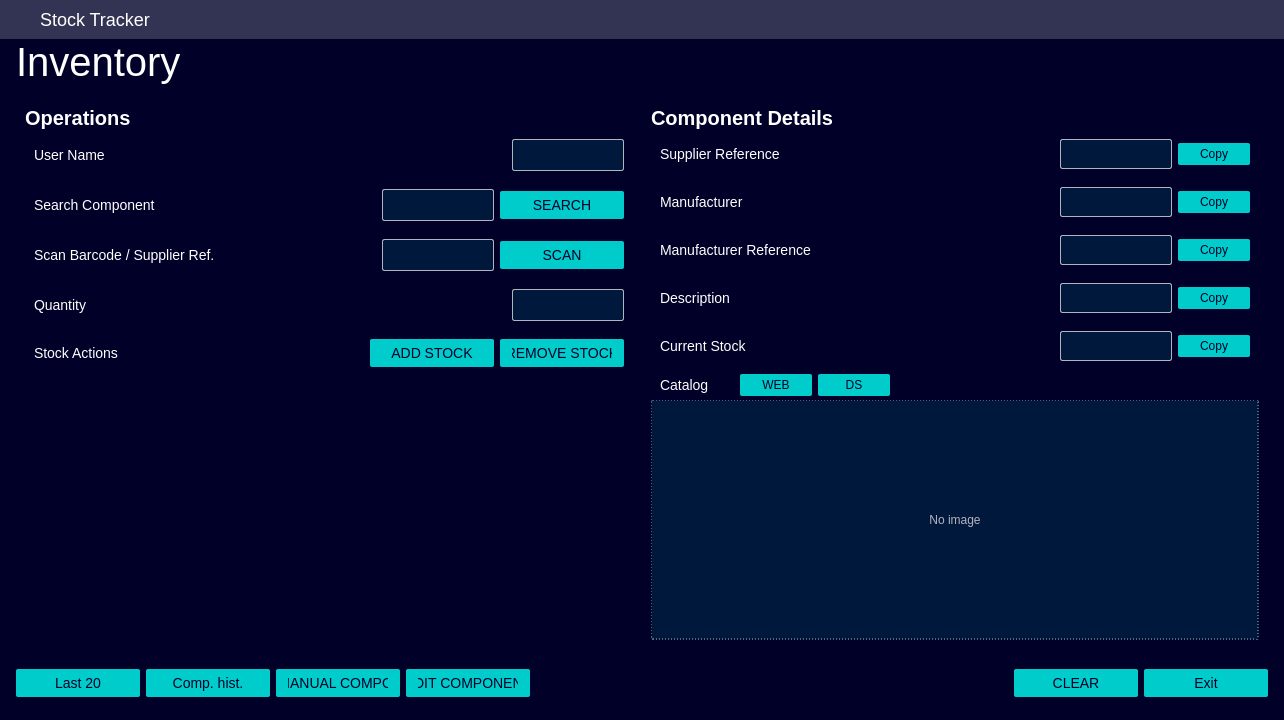
candeiassantiago393-spec/StockTracker, file src/gui/designer/gui_stocktracker.ui: the form before one commit.
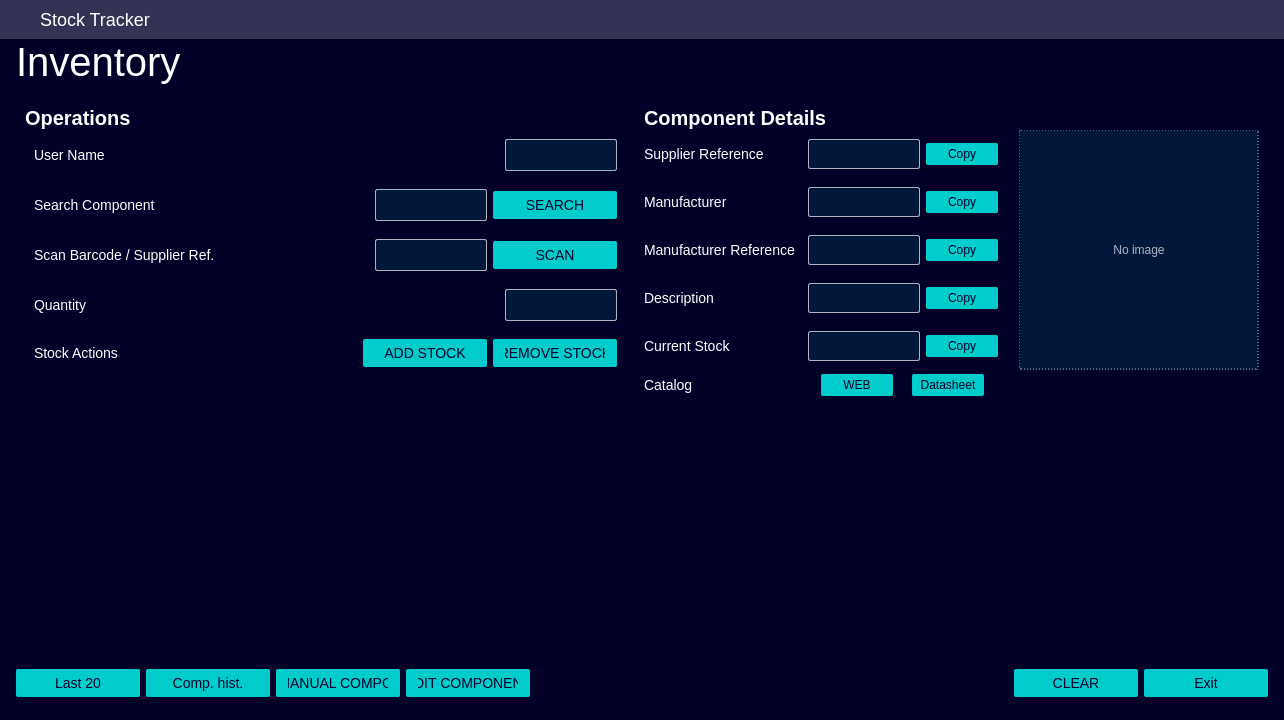
The form after the commit. Icons and pictures are not drawn.

Commit message: feat: Components layout tuned for fullscreen (melhor/ultima baseline).

The edit to the form file:
```diff
--- a/src/gui/designer/gui_stocktracker.ui
+++ b/src/gui/designer/gui_stocktracker.ui
@@ -493,7 +493,14 @@
          <layout class="QGridLayout" name="gridLayout_right">
           <property name="topMargin"><number>15</number></property>
           <property name="verticalSpacing"><number>0</number></property>
-          <item row="0" column="0">
+          <property name="columnStretch" stdset="0">
+           <number>0</number>
+           <number>0</number>
+           <number>0</number>
+           <number>1</number>
+           <number>0</number>
+          </property>
+          <item row="0" column="0" colspan="5">
            <widget class="QLabel" name="label_details">
             <property name="styleSheet">
    <string notr="true">
@@ -506,26 +513,28 @@
             <property name="text"><string>Component Details</string></property>
            </widget>
           </item>
-          <item row="1" column="0" colspan="2">
+          <item row="1" column="0">
+           <widget class="QLabel" name="title_val_mouser">
+            <property name="minimumSize"><size><width>152</width><height>0</height></size></property>
+            <property name="maximumSize"><size><width>152</width><height>16777215</height></size></property>
+            <property name="sizePolicy">
+             <sizepolicy hsizetype="Fixed" vsizetype="Preferred">
+              <horstretch>0</horstretch>
+              <verstretch>0</verstretch>
+             </sizepolicy>
+            </property>
+            <property name="text"><string>Supplier Reference</string></property>
+           </widget>
+
+          </item>
+          <item row="1" column="2">
            <widget class="QWidget" name="row_val_mouser" native="true">
             <layout class="QHBoxLayout" name="layout_val_mouser">
              <property name="spacing"><number>6</number></property>
+             <property name="leftMargin"><number>0</number></property>
              <property name="topMargin"><number>9</number></property>
              <property name="rightMargin"><number>9</number></property>
              <property name="bottomMargin"><number>9</number></property>
-             <item>
-              <widget class="QLabel" name="title_val_mouser">
-               <property name="minimumSize"><size><width>74</width><height>0</height></size></property>
-               <property name="sizePolicy">
-                <sizepolicy hsizetype="Minimum" vsizetype="Preferred">
-                 <horstretch>0</horstretch>
-                 <verstretch>0</verstretch>
-                </sizepolicy>
-               </property>
-               <property name="text"><string>Supplier Reference</string></property>
-              </widget>
-
-             </item>
              <item>
               <widget class="QLabel" name="val_mouser">
                <property name="styleSheet">
@@ -582,27 +591,28 @@
             </layout>
            </widget>
           </item>
+          <item row="2" column="0">
+           <widget class="QLabel" name="title_val_manufacturer">
+            <property name="minimumSize"><size><width>152</width><height>0</height></size></property>
+            <property name="maximumSize"><size><width>152</width><height>16777215</height></size></property>
+            <property name="sizePolicy">
+             <sizepolicy hsizetype="Fixed" vsizetype="Preferred">
+              <horstretch>0</horstretch>
+              <verstretch>0</verstretch>
+             </sizepolicy>
+            </property>
+            <property name="text"><string>Manufacturer</string></property>
+           </widget>
 
-          <item row="2" column="0" colspan="2">
+          </item>
+          <item row="2" column="2">
            <widget class="QWidget" name="row_val_manufacturer" native="true">
             <layout class="QHBoxLayout" name="layout_val_manufacturer">
              <property name="spacing"><number>6</number></property>
+             <property name="leftMargin"><number>0</number></property>
              <property name="topMargin"><number>9</number></property>
              <property name="rightMargin"><number>9</number></property>
              <property name="bottomMargin"><number>9</number></property>
-             <item>
-              <widget class="QLabel" name="title_val_manufacturer">
-               <property name="minimumSize"><size><width>74</width><height>0</height></size></property>
-               <property name="sizePolicy">
-                <sizepolicy hsizetype="Minimum" vsizetype="Preferred">
-                 <horstretch>0</horstretch>
-                 <verstretch>0</verstretch>
-                </sizepolicy>
-               </property>
-               <property name="text"><string>Manufacturer</string></property>
-              </widget>
-
-             </item>
              <item>
               <widget class="QLabel" name="val_manufacturer">
                <property name="styleSheet">
@@ -659,27 +669,28 @@
             </layout>
            </widget>
           </item>
+          <item row="3" column="0">
+           <widget class="QLabel" name="title_val_manufacturer_ref">
+            <property name="minimumSize"><size><width>152</width><height>0</height></size></property>
+            <property name="maximumSize"><size><width>152</width><height>16777215</height></size></property>
+            <property name="sizePolicy">
+             <sizepolicy hsizetype="Fixed" vsizetype="Preferred">
+              <horstretch>0</horstretch>
+              <verstretch>0</verstretch>
+             </sizepolicy>
+            </property>
+            <property name="text"><string>Manufacturer Reference</string></property>
+           </widget>
 
-          <item row="3" column="0" colspan="2">
+          </item>
+          <item row="3" column="2">
            <widget class="QWidget" name="row_val_manufacturer_ref" native="true">
             <layout class="QHBoxLayout" name="layout_val_manufacturer_ref">
              <property name="spacing"><number>6</number></property>
+             <property name="leftMargin"><number>0</number></property>
              <property name="topMargin"><number>9</number></property>
              <property name="rightMargin"><number>9</number></property>
              <property name="bottomMargin"><number>9</number></property>
-             <item>
-              <widget class="QLabel" name="title_val_manufacturer_ref">
-               <property name="minimumSize"><size><width>74</width><height>0</height></size></property>
-               <property name="sizePolicy">
-                <sizepolicy hsizetype="Minimum" vsizetype="Preferred">
-                 <horstretch>0</horstretch>
-                 <verstretch>0</verstretch>
-                </sizepolicy>
-               </property>
-               <property name="text"><string>Manufacturer Reference</string></property>
-              </widget>
-
-             </item>
              <item>
               <widget class="QLabel" name="val_manufacturer_ref">
                <property name="styleSheet">
@@ -736,27 +747,28 @@
             </layout>
            </widget>
           </item>
+          <item row="4" column="0">
+           <widget class="QLabel" name="title_val_description">
+            <property name="minimumSize"><size><width>152</width><height>0</height></size></property>
+            <property name="maximumSize"><size><width>152</width><height>16777215</height></size></property>
+            <property name="sizePolicy">
+             <sizepolicy hsizetype="Fixed" vsizetype="Preferred">
+              <horstretch>0</horstretch>
+              <verstretch>0</verstretch>
+             </sizepolicy>
+            </property>
+            <property name="text"><string>Description</string></property>
+           </widget>
 
-          <item row="4" column="0" colspan="2">
+          </item>
+          <item row="4" column="2">
            <widget class="QWidget" name="row_val_description" native="true">
             <layout class="QHBoxLayout" name="layout_val_description">
              <property name="spacing"><number>6</number></property>
+             <property name="leftMargin"><number>0</number></property>
              <property name="topMargin"><number>9</number></property>
              <property name="rightMargin"><number>9</number></property>
              <property name="bottomMargin"><number>9</number></property>
-             <item>
-              <widget class="QLabel" name="title_val_description">
-               <property name="minimumSize"><size><width>74</width><height>0</height></size></property>
-               <property name="sizePolicy">
-                <sizepolicy hsizetype="Minimum" vsizetype="Preferred">
-                 <horstretch>0</horstretch>
-                 <verstretch>0</verstretch>
-                </sizepolicy>
-               </property>
-               <property name="text"><string>Description</string></property>
-              </widget>
-
-             </item>
              <item>
               <widget class="QLabel" name="val_description">
                <property name="styleSheet">
@@ -813,27 +825,28 @@
             </layout>
            </widget>
           </item>
+          <item row="5" column="0">
+           <widget class="QLabel" name="title_val_stock">
+            <property name="minimumSize"><size><width>152</width><height>0</height></size></property>
+            <property name="maximumSize"><size><width>152</width><height>16777215</height></size></property>
+            <property name="sizePolicy">
+             <sizepolicy hsizetype="Fixed" vsizetype="Preferred">
+              <horstretch>0</horstretch>
+              <verstretch>0</verstretch>
+             </sizepolicy>
+            </property>
+            <property name="text"><string>Current Stock</string></property>
+           </widget>
 
-          <item row="5" column="0" colspan="2">
+          </item>
+          <item row="5" column="2">
            <widget class="QWidget" name="row_val_stock" native="true">
             <layout class="QHBoxLayout" name="layout_val_stock">
              <property name="spacing"><number>6</number></property>
+             <property name="leftMargin"><number>0</number></property>
              <property name="topMargin"><number>9</number></property>
              <property name="rightMargin"><number>9</number></property>
              <property name="bottomMargin"><number>9</number></property>
-             <item>
-              <widget class="QLabel" name="title_val_stock">
-               <property name="minimumSize"><size><width>74</width><height>0</height></size></property>
-               <property name="sizePolicy">
-                <sizepolicy hsizetype="Minimum" vsizetype="Preferred">
-                 <horstretch>0</horstretch>
-                 <verstretch>0</verstretch>
-                </sizepolicy>
-               </property>
-               <property name="text"><string>Current Stock</string></property>
-              </widget>
-
-             </item>
              <item>
               <widget class="QLabel" name="val_stock">
                <property name="styleSheet">
@@ -890,27 +903,28 @@
             </layout>
            </widget>
           </item>
+          <item row="6" column="0">
+           <widget class="QLabel" name="label_catalog_links">
+            <property name="minimumSize"><size><width>152</width><height>0</height></size></property>
+            <property name="maximumSize"><size><width>152</width><height>16777215</height></size></property>
+            <property name="sizePolicy">
+             <sizepolicy hsizetype="Fixed" vsizetype="Preferred">
+              <horstretch>0</horstretch>
+              <verstretch>0</verstretch>
+             </sizepolicy>
+            </property>
+            <property name="text"><string>Catalog</string></property>
+           </widget>
 
-          <item row="6" column="0" colspan="2">
+          </item>
+          <item row="6" column="2">
            <widget class="QWidget" name="row_catalog_links" native="true">
             <layout class="QHBoxLayout" name="layout_catalog_links">
              <property name="spacing"><number>6</number></property>
+             <property name="leftMargin"><number>0</number></property>
              <property name="topMargin"><number>4</number></property>
              <property name="rightMargin"><number>9</number></property>
              <property name="bottomMargin"><number>4</number></property>
-             <item>
-              <widget class="QLabel" name="label_catalog_links">
-               <property name="minimumSize"><size><width>74</width><height>0</height></size></property>
-               <property name="sizePolicy">
-                <sizepolicy hsizetype="Minimum" vsizetype="Preferred">
-                 <horstretch>0</horstretch>
-                 <verstretch>0</verstretch>
-                </sizepolicy>
-               </property>
-               <property name="text"><string>Catalog</string></property>
-              </widget>
-
-             </item>
              <item>
               <widget class="QPushButton" name="btn_open_product">
                <property name="minimumSize"><size><width>60</width><height>0</height></size></property>
@@ -941,8 +955,7 @@
              </item>
              <item>
               <widget class="QPushButton" name="btn_open_datasheet">
-               <property name="minimumSize"><size><width>60</width><height>0</height></size></property>
-               <property name="maximumSize"><size><width>60</width><height>16777215</height></size></property>
+               <property name="minimumSize"><size><width>124</width><height>0</height></size></property>
                <property name="toolTip"><string>Open datasheet in browser</string></property>
                <property name="styleSheet">
    <string notr="true">
@@ -964,26 +977,20 @@
 }
 </string>
                </property>
-               <property name="text"><string>DS</string></property>
+               <property name="text"><string>Datasheet</string></property>
               </widget>
              </item>
-             <item>
-              <spacer name="horizontalSpacer_catalog_links">
-               <property name="orientation"><enum>Qt::Orientation::Horizontal</enum></property>
-               <property name="sizeHint" stdset="0"><size><width>40</width><height>20</height></size></property>
-              </spacer>
-             </item>
             </layout>
            </widget>
           </item>
-
-          <item row="7" column="0" colspan="2">
+          <item row="1" column="4" rowspan="5" alignment="Qt::AlignmentFlag::AlignTop|Qt::AlignmentFlag::AlignRight">
            <widget class="QLabel" name="component_image_preview">
             <property name="minimumSize"><size><width>240</width><height>240</height></size></property>
+            <property name="maximumSize"><size><width>240</width><height>240</height></size></property>
             <property name="sizePolicy">
-             <sizepolicy hsizetype="Preferred" vsizetype="Expanding">
+             <sizepolicy hsizetype="Fixed" vsizetype="Fixed">
               <horstretch>0</horstretch>
-              <verstretch>1</verstretch>
+              <verstretch>0</verstretch>
              </sizepolicy>
             </property>
             <property name="alignment"><set>Qt::AlignmentFlag::AlignCenter</set></property>
@@ -1001,7 +1008,7 @@
             <property name="text"><string>No image</string></property>
            </widget>
           </item>
-          <item row="8" column="1">
+          <item row="7" column="0">
            <spacer name="verticalSpacer_right">
             <property name="orientation"><enum>Qt::Orientation::Vertical</enum></property>
             <property name="sizeHint" stdset="0"><size><width>20</width><height>12</height></size></property>
```
The commit also changes 5 other files.
